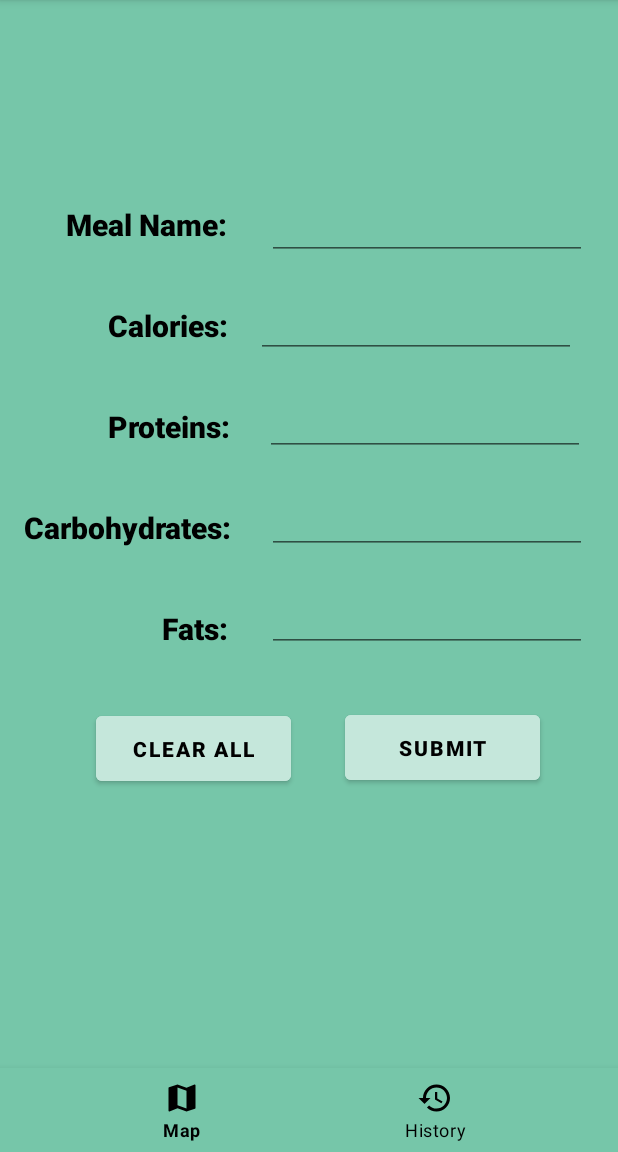
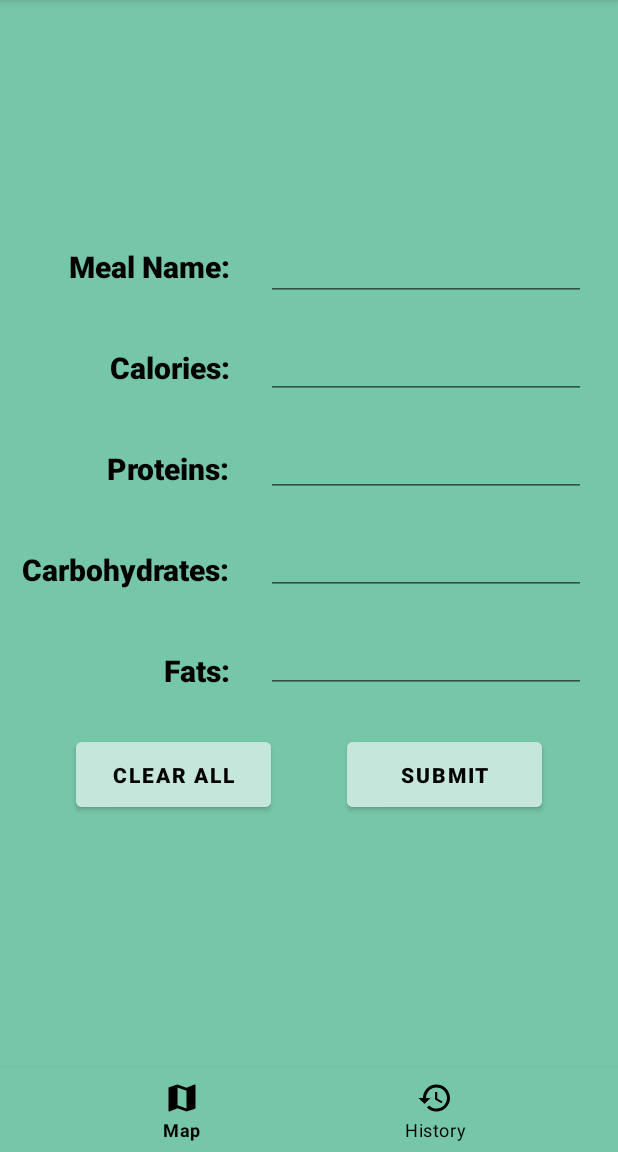
Before and after one commit to yuunster/MealMap, an Android app: the screen it shows after launch (MainActivity), after a tap on "LOG MEAL", on a phone screen of 412 x 824 dp, the part 84-1236 px from its top. Run offline under Robolectric (Android 15) with nearby library versions, the phone set to English and light mode, and no system bars; our stand-ins replace Room's generated code, navigation-ui.

Commit message:
Adjusted fragment container so that navigation bar is not blockign the bottom of its canvas space. Adjusted constraints for detail fragment to work better for multiple resolutions

```diff
--- a/app/src/main/res/layout/activity_main.xml
+++ b/app/src/main/res/layout/activity_main.xml
@@ -10,10 +10,13 @@ tools:context=".MainActivity">
 	<androidx.fragment.app.FragmentContainerView
 		android:id="@+id/nav_host_fragment"
 		android:name="androidx.navigation.fragment.NavHostFragment"
-		android:layout_width="match_parent"
-		android:layout_height="match_parent"
+		android:layout_width="0dp"
+		android:layout_height="0dp"
 		app:defaultNavHost="true"
-		app:layout_constraintBottom_toBottomOf="@+id/bottom_nav_view"
+		app:layout_constraintBottom_toTopOf="@+id/bottom_nav_view"
+		app:layout_constraintEnd_toEndOf="parent"
+		app:layout_constraintStart_toStartOf="parent"
+		app:layout_constraintTop_toTopOf="parent"
 		app:navGraph="@navigation/nav_graph" />
 
 	<com.google.android.material.bottomnavigation.BottomNavigationView
--- a/app/src/main/res/layout/fragment_meal_detail.xml
+++ b/app/src/main/res/layout/fragment_meal_detail.xml
@@ -17,126 +17,116 @@
         android:textStyle="bold"
         app:layout_constraintBottom_toBottomOf="parent"
         app:layout_constraintEnd_toEndOf="parent"
-        app:layout_constraintHorizontal_bias="0.406"
         app:layout_constraintStart_toEndOf="@+id/clearButton"
         app:layout_constraintTop_toBottomOf="@+id/editFats"
-        app:layout_constraintVertical_bias="0.13" />
+        app:layout_constraintVertical_bias="0.138" />
 
     <Button
         android:id="@+id/clearButton"
         android:layout_width="130dp"
         android:layout_height="55dp"
-        android:layout_marginStart="64dp"
         android:backgroundTint="@color/light_green"
         android:text="@string/clear_button_txt"
         android:textColor="@color/black"
         android:textStyle="bold"
         app:layout_constraintBottom_toBottomOf="parent"
+        app:layout_constraintEnd_toStartOf="@id/submitButton"
         app:layout_constraintStart_toStartOf="parent"
-        app:layout_constraintTop_toBottomOf="@+id/fatsTextView"
+        app:layout_constraintTop_toBottomOf="@+id/editFats"
         app:layout_constraintVertical_bias="0.138" />
 
     <TextView
         android:id="@+id/mealTextView"
         android:layout_width="wrap_content"
         android:layout_height="wrap_content"
-        android:layout_marginStart="44dp"
-        android:layout_marginTop="136dp"
         android:fontFamily="sans-serif-black"
         android:text="@string/meal_name"
         android:textColor="@color/black"
         android:textSize="20sp"
+        app:layout_constraintBottom_toBottomOf="parent"
+        app:layout_constraintEnd_toEndOf="parent"
+        app:layout_constraintHorizontal_bias="0.15"
         app:layout_constraintStart_toStartOf="parent"
-        app:layout_constraintTop_toTopOf="parent" />
+        app:layout_constraintTop_toTopOf="parent"
+        app:layout_constraintVertical_bias="0.24000001" />
 
     <TextView
         android:id="@+id/caloriesTextView"
         android:layout_width="wrap_content"
         android:layout_height="wrap_content"
-        android:layout_marginStart="72dp"
         android:layout_marginTop="40dp"
         android:fontFamily="sans-serif-black"
         android:text="@string/calories"
         android:textColor="@color/black"
         android:textSize="20sp"
-        app:layout_constraintStart_toStartOf="parent"
+        app:layout_constraintEnd_toEndOf="@+id/mealTextView"
         app:layout_constraintTop_toBottomOf="@+id/mealTextView" />
 
     <TextView
         android:id="@+id/proteinsTextView"
         android:layout_width="wrap_content"
         android:layout_height="wrap_content"
-        android:layout_marginStart="72dp"
         android:layout_marginTop="40dp"
         android:fontFamily="sans-serif-black"
         android:text="@string/proteins"
         android:textColor="@color/black"
         android:textSize="20sp"
-        app:layout_constraintStart_toStartOf="parent"
+        app:layout_constraintEnd_toEndOf="@+id/caloriesTextView"
         app:layout_constraintTop_toBottomOf="@+id/caloriesTextView" />
 
     <TextView
         android:id="@+id/carbsTextView"
         android:layout_width="wrap_content"
         android:layout_height="wrap_content"
-        android:layout_marginStart="16dp"
         android:layout_marginTop="40dp"
         android:fontFamily="sans-serif-black"
         android:text="@string/carbs"
         android:textColor="@color/black"
         android:textSize="20sp"
-        app:layout_constraintStart_toStartOf="parent"
+        app:layout_constraintEnd_toEndOf="@+id/proteinsTextView"
         app:layout_constraintTop_toBottomOf="@+id/proteinsTextView" />
 
     <TextView
         android:id="@+id/fatsTextView"
         android:layout_width="wrap_content"
         android:layout_height="wrap_content"
-        android:layout_marginStart="108dp"
         android:layout_marginTop="40dp"
         android:fontFamily="sans-serif-black"
         android:text="@string/fats"
         android:textColor="@color/black"
         android:textSize="20sp"
-        app:layout_constraintStart_toStartOf="parent"
+        app:layout_constraintEnd_toEndOf="@+id/carbsTextView"
         app:layout_constraintTop_toBottomOf="@+id/carbsTextView" />
 
     <EditText
         android:id="@+id/editMealName"
         android:layout_width="wrap_content"
         android:layout_height="wrap_content"
-        android:layout_marginTop="128dp"
+        android:layout_marginStart="24dp"
+        android:ems="10"
         android:inputType="text"
-        android:ems="10"
-        app:layout_constraintEnd_toEndOf="parent"
-        app:layout_constraintHorizontal_bias="0.562"
+        app:layout_constraintBottom_toBottomOf="@+id/mealTextView"
         app:layout_constraintStart_toEndOf="@+id/mealTextView"
-        app:layout_constraintTop_toTopOf="parent" />
+        app:layout_constraintTop_toTopOf="@+id/mealTextView" />
 
     <EditText
         android:id="@+id/editCalories"
         android:layout_width="wrap_content"
         android:layout_height="wrap_content"
-        android:layout_marginStart="16dp"
         android:layout_marginTop="20dp"
+        android:ems="10"
         android:inputType="number"
-        android:ems="10"
-        app:layout_constraintEnd_toEndOf="parent"
-        app:layout_constraintHorizontal_bias="0.086"
-        app:layout_constraintStart_toEndOf="@+id/caloriesTextView"
+        app:layout_constraintStart_toStartOf="@+id/editMealName"
         app:layout_constraintTop_toBottomOf="@+id/editMealName" />
 
     <EditText
         android:id="@+id/editProteins"
         android:layout_width="wrap_content"
         android:layout_height="wrap_content"
-        android:layout_marginStart="6dp"
         android:layout_marginTop="20dp"
+        android:ems="10"
         android:inputType="number"
-        android:ems="10"
-        app:layout_constraintEnd_toEndOf="parent"
-        app:layout_constraintHorizontal_bias="0.432"
-        app:layout_constraintStart_toEndOf="@+id/proteinsTextView"
+        app:layout_constraintStart_toStartOf="@+id/editCalories"
         app:layout_constraintTop_toBottomOf="@+id/editCalories" />
 
     <EditText
@@ -144,11 +134,9 @@
         android:layout_width="wrap_content"
         android:layout_height="wrap_content"
         android:layout_marginTop="20dp"
+        android:ems="10"
         android:inputType="number"
-        android:ems="10"
-        app:layout_constraintEnd_toEndOf="parent"
-        app:layout_constraintHorizontal_bias="0.533"
-        app:layout_constraintStart_toEndOf="@+id/carbsTextView"
+        app:layout_constraintStart_toStartOf="@+id/editProteins"
         app:layout_constraintTop_toBottomOf="@+id/editProteins" />
 
     <EditText
@@ -156,11 +144,9 @@
         android:layout_width="wrap_content"
         android:layout_height="wrap_content"
         android:layout_marginTop="20dp"
+        android:ems="10"
         android:inputType="number"
-        android:ems="10"
-        app:layout_constraintEnd_toEndOf="parent"
-        app:layout_constraintHorizontal_bias="0.562"
-        app:layout_constraintStart_toEndOf="@+id/fatsTextView"
+        app:layout_constraintStart_toStartOf="@+id/editCarbs"
         app:layout_constraintTop_toBottomOf="@+id/editCarbs" />
 
 </androidx.constraintlayout.widget.ConstraintLayout>
--- a/app/src/main/res/layout/fragment_meal_map.xml
+++ b/app/src/main/res/layout/fragment_meal_map.xml
@@ -20,7 +20,7 @@
         android:id="@+id/log_meal"
         android:layout_width="wrap_content"
         android:layout_height="wrap_content"
-        android:layout_marginBottom="72dp"
+        android:layout_marginBottom="16dp"
         android:backgroundTint="@color/green"
         android:text="@string/log_meal_button_txt"
         android:textColor="@color/black"
```
